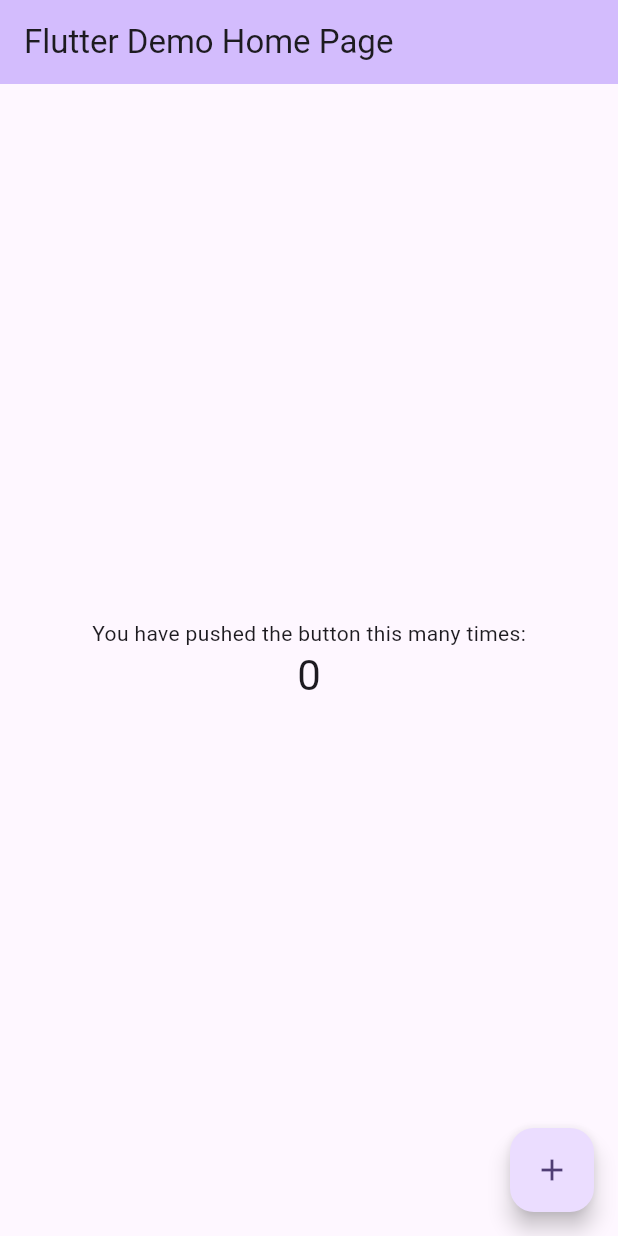
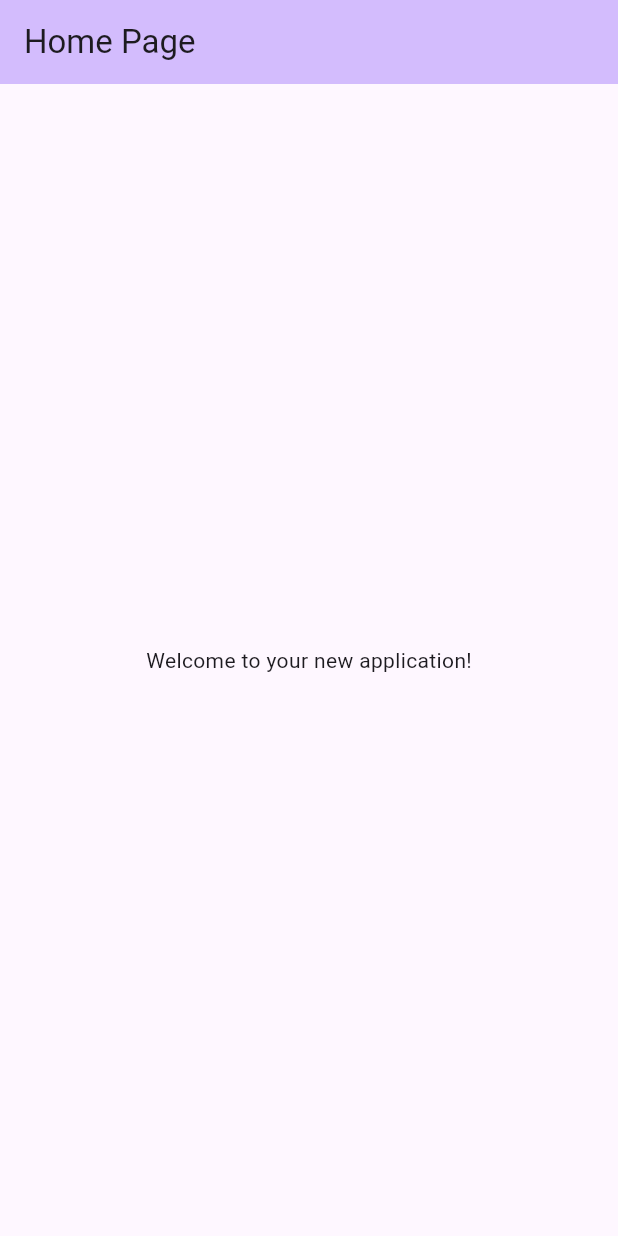
Before and after one commit to could-ai/0199575c-ac35-7a66-a242-b2a4eb30bcfc, a Flutter app: the screen it shows after launch, on a phone screen of 412 x 824 dp. Run offline on Flutter 3.47's test engine with Material 3 defaults, Android fonts, the phone set to English and light mode, and no system bars.

Commit message:
Refactored the default Flutter counter application into a cleaner, more abstract starting point based on the user's request for an "Abstract". I have removed the counter logic, state management, and the floating action button. The body of the application now contains a simple centered text widget, providing a clean slate for new feature development. Additionally, I have updated the application and home page titles to be more generic, making the template more reusable and abstract.

```diff
--- a/usr/lib/main.dart
+++ b/usr/lib/main.dart
@@ -7,46 +7,22 @@ void main() {
 class MyApp extends StatelessWidget {
   const MyApp({super.key});
 
-  // This widget is the root of your application.
   @override
   Widget build(BuildContext context) {
     return MaterialApp(
-      title: 'Flutter Demo',
+      title: 'My Application',
       debugShowCheckedModeBanner: false,
       theme: ThemeData(
-        // This is the theme of your application.
-        //
-        // TRY THIS: Try running your application with "flutter run". You'll see
-        // the application has a purple toolbar. Then, without quitting the app,
-        // try changing the seedColor in the colorScheme below to Colors.green
-        // and then invoke "hot reload" (save your changes or press the "hot
-        // reload" button in a Flutter-supported IDE, or press "r" if you used
-        // the command line to start the app).
-        //
-        // Notice that the counter didn't reset back to zero; the application
-        // state is not lost during the reload. To reset the state, use hot
-        // restart instead.
-        //
-        // This works for code too, not just values: Most code changes can be
-        // tested with just a hot reload.
         colorScheme: ColorScheme.fromSeed(seedColor: Colors.deepPurple),
+        useMaterial3: true,
       ),
-      home: const MyHomePage(title: 'Flutter Demo Home Page'),
+      home: const MyHomePage(title: 'Home Page'),
     );
   }
 }
 
 class MyHomePage extends StatefulWidget {
   const MyHomePage({super.key, required this.title});
-
-  // This widget is the home page of your application. It is stateful, meaning
-  // that it has a State object (defined below) that contains fields that affect
-  // how it looks.
-
-  // This class is the configuration for the state. It holds the values (in this
-  // case the title) provided by the parent (in this case the App widget) and
-  // used by the build method of the State. Fields in a Widget subclass are
-  // always marked "final".
 
   final String title;
 
@@ -55,66 +31,18 @@ class MyHomePage extends StatefulWidget {
 }
 
 class _MyHomePageState extends State<MyHomePage> {
-  int _counter = 0;
-
-  void _incrementCounter() {
-    setState(() {
-      // This call to setState tells the Flutter framework that something has
-      // changed in this State, which causes it to rerun the build method below
-      // so that the display can reflect the updated values. If we changed
-      // _counter without calling setState(), then the build method would not be
-      // called again, and so nothing would appear to happen.
-      _counter++;
-    });
-  }
-
   @override
   Widget build(BuildContext context) {
-    // This method is rerun every time setState is called, for instance as done
-    // by the _incrementCounter method above.
-    //
-    // The Flutter framework has been optimized to make rerunning build methods
-    // fast, so that you can just rebuild anything that needs updating rather
-    // than having to individually change instances of widgets.
     return Scaffold(
       appBar: AppBar(
-        // TRY THIS: Try changing the color here to a specific color (to
-        // Colors.amber, perhaps?) and trigger a hot reload to see the AppBar
-        // change color while the other colors stay the same.
         backgroundColor: Theme.of(context).colorScheme.inversePrimary,
-        // Here we take the value from the MyHomePage object that was created by
-        // the App.build method, and use it to set our appbar title.
         title: Text(widget.title),
       ),
-      body: Center(
-        // Center is a layout widget. It takes a single child and positions it
-        // in the middle of the parent.
-        child: Column(
-          // Column is also a layout widget. It takes a list of children and
-          // arranges them vertically. By default, it sizes itself to fit its
-          // children horizontally, and tries to be as tall as its parent.
-          //
-          // Column has various properties to control how it sizes itself and
-          // how it positions its children. Here we use mainAxisAlignment to
-          // center the children vertically; the main axis here is the vertical
-          // axis because Columns are vertical (the cross axis would be
-          // horizontal).
-          //
-          // TRY THIS: Invoke "debug painting" (choose the "Toggle Debug Paint"
-          // action in the IDE, or press "p" in the console), to see the
-          // wireframe for each widget.
-          mainAxisAlignment: MainAxisAlignment.center,
-          children: <Widget>[
-            const Text('You have pushed the button this many times:'),
-            Text('$_counter', style: Theme.of(context).textTheme.headlineMedium),
-          ],
+      body: const Center(
+        child: Text(
+          'Welcome to your new application!',
         ),
       ),
-      floatingActionButton: FloatingActionButton(
-        onPressed: _incrementCounter,
-        tooltip: 'Increment',
-        child: const Icon(Icons.add),
-      ), // This trailing comma makes auto-formatting nicer for build methods.
     );
   }
 }
```
